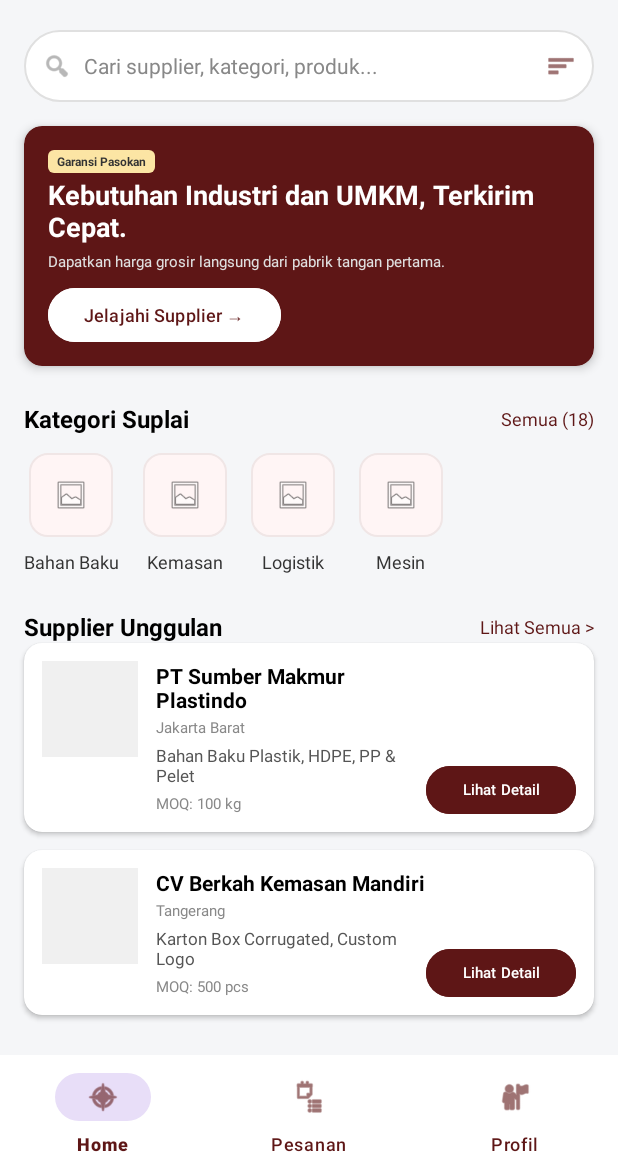
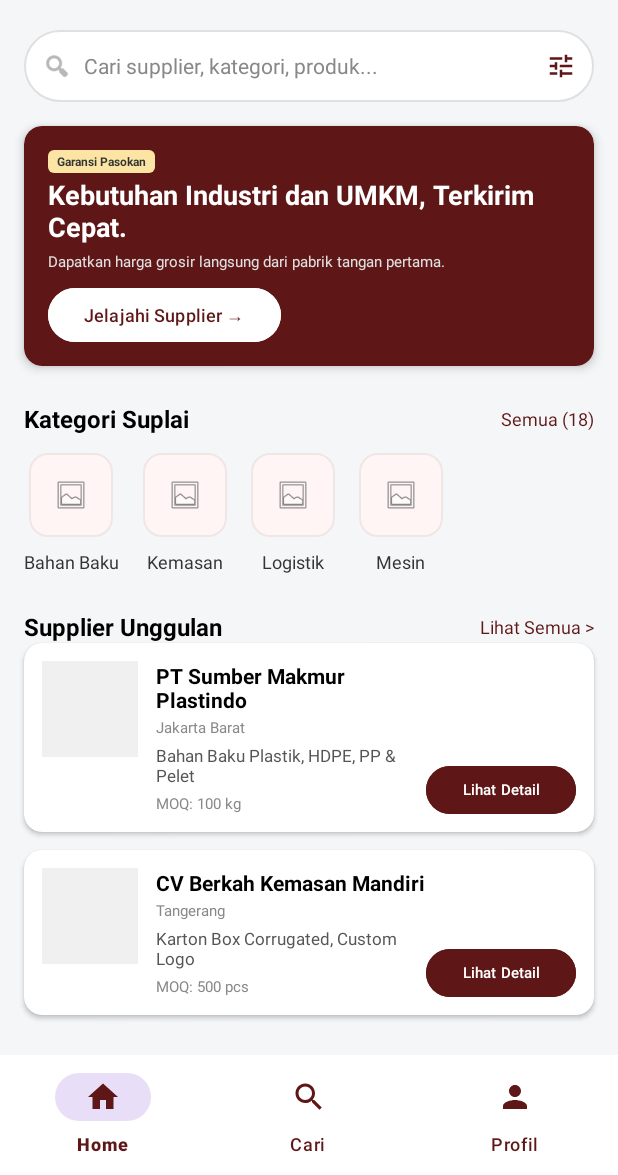
Before and after one commit to jeanebaebae/Suplaihub, an Android app: the MainActivity screen opened directly, with no data from a screen before it, on a phone screen of 412 x 824 dp, the part 61-1236 px from its top. Run offline under Robolectric (Android 15) with nearby library versions, the phone set to English and light mode, and no system bars.

Commit message:
Changed some icons being the wrong icon

```diff
--- /dev/null
+++ b/Android/app/src/main/res/drawable/ic_home.xml
@@ -0,0 +1,20 @@
+<!--
+  ~ Copyright (C) 2026 The Android Open Source Project
+  ~
+  ~ Licensed under the Apache License, Version 2.0 (the "License");
+  ~ you may not use this file except in compliance with the License.
+  ~ You may obtain a copy of the License at
+  ~
+  ~      http://www.apache.org/licenses/LICENSE-2.0
+  ~
+  ~ Unless required by applicable law or agreed to in writing, software
+  ~ distributed under the License is distributed on an "AS IS" BASIS,
+  ~ WITHOUT WARRANTIES OR CONDITIONS OF ANY KIND, either express or implied.
+  ~ See the License for the specific language governing permissions and
+  ~ limitations under the License.
+  -->
+<vector xmlns:android="http://schemas.android.com/apk/res/android" android:height="24dp" android:tint="#000000" android:viewportHeight="24" android:viewportWidth="24" android:width="24dp">
+
+    <path android:fillColor="@android:color/white" android:pathData="M10,20v-6h4v6h5v-8h3L12,3 2,12h3v8z"/>
+
+</vector>
--- /dev/null
+++ b/Android/app/src/main/res/drawable/ic_profile.xml
@@ -0,0 +1,20 @@
+<!--
+  ~ Copyright (C) 2026 The Android Open Source Project
+  ~
+  ~ Licensed under the Apache License, Version 2.0 (the "License");
+  ~ you may not use this file except in compliance with the License.
+  ~ You may obtain a copy of the License at
+  ~
+  ~      http://www.apache.org/licenses/LICENSE-2.0
+  ~
+  ~ Unless required by applicable law or agreed to in writing, software
+  ~ distributed under the License is distributed on an "AS IS" BASIS,
+  ~ WITHOUT WARRANTIES OR CONDITIONS OF ANY KIND, either express or implied.
+  ~ See the License for the specific language governing permissions and
+  ~ limitations under the License.
+  -->
+<vector xmlns:android="http://schemas.android.com/apk/res/android" android:height="24dp" android:tint="#000000" android:viewportHeight="24" android:viewportWidth="24" android:width="24dp">
+
+    <path android:fillColor="@android:color/white" android:pathData="M12,12c2.21,0 4,-1.79 4,-4s-1.79,-4 -4,-4 -4,1.79 -4,4 1.79,4 4,4zM12,14c-2.67,0 -8,1.34 -8,4v2h16v-2c0,-2.66 -5.33,-4 -8,-4z"/>
+
+</vector>
--- /dev/null
+++ b/Android/app/src/main/res/drawable/ic_search.xml
@@ -0,0 +1,20 @@
+<!--
+  ~ Copyright (C) 2026 The Android Open Source Project
+  ~
+  ~ Licensed under the Apache License, Version 2.0 (the "License");
+  ~ you may not use this file except in compliance with the License.
+  ~ You may obtain a copy of the License at
+  ~
+  ~      http://www.apache.org/licenses/LICENSE-2.0
+  ~
+  ~ Unless required by applicable law or agreed to in writing, software
+  ~ distributed under the License is distributed on an "AS IS" BASIS,
+  ~ WITHOUT WARRANTIES OR CONDITIONS OF ANY KIND, either express or implied.
+  ~ See the License for the specific language governing permissions and
+  ~ limitations under the License.
+  -->
+<vector xmlns:android="http://schemas.android.com/apk/res/android" android:height="24dp" android:tint="#000000" android:viewportHeight="24" android:viewportWidth="24" android:width="24dp">
+
+    <path android:fillColor="@android:color/white" android:pathData="M15.5,14h-0.79l-0.28,-0.27C15.41,12.59 16,11.11 16,9.5 16,5.91 13.09,3 9.5,3S3,5.91 3,9.5 5.91,16 9.5,16c1.61,0 3.09,-0.59 4.23,-1.57l0.27,0.28v0.79l5,4.99L20.49,19l-4.99,-5zM9.5,14C7.01,14 5,11.99 5,9.5S7.01,5 9.5,5 14,7.01 14,9.5 11.99,14 9.5,14z"/>
+
+</vector>
--- /dev/null
+++ b/Android/app/src/main/res/drawable/tune_24.xml
@@ -0,0 +1,9 @@
+<vector xmlns:android="http://schemas.android.com/apk/res/android"
+    android:width="24dp"
+    android:height="24dp"
+    android:viewportWidth="24"
+    android:viewportHeight="24">
+  <path
+      android:pathData="M11,21L11,15h2v2h8v2L13,19v2L11,21ZM3,19L3,17L9,17v2L3,19ZM7,15L7,13L3,13L3,11L7,11L7,9L9,9v6L7,15ZM11,13L11,11L21,11v2L11,13ZM15,9L15,3h2L17,5h4L21,7L17,7L17,9L15,9ZM3,7L3,5L13,5L13,7L3,7Z"
+      android:fillColor="#e3e3e3"/>
+</vector>
--- a/Android/app/src/main/res/layout/activity_main.xml
+++ b/Android/app/src/main/res/layout/activity_main.xml
@@ -43,7 +43,7 @@
                 app:tint="@color/maroon_bg" />
         </LinearLayout>
 
-        <!-- Icon Notifikasi (Placeholder) -->
+        <!-- Icon Keranjang (Placeholder) -->
         <ImageView
             android:layout_width="24dp"
             android:layout_height="24dp"
@@ -82,7 +82,7 @@
         <ImageView
             android:layout_width="20dp"
             android:layout_height="20dp"
-            android:src="@android:drawable/ic_menu_sort_by_size"
+            android:src="@drawable/tune_24"
             app:tint="@color/maroon_bg" />
     </LinearLayout>
 
--- a/Android/app/src/main/res/menu/bottom_nav_menu.xml
+++ b/Android/app/src/main/res/menu/bottom_nav_menu.xml
@@ -2,14 +2,14 @@
 <menu xmlns:android="http://schemas.android.com/apk/res/android">
     <item
         android:id="@+id/nav_home"
-        android:icon="@android:drawable/ic_menu_compass"
+        android:icon="@drawable/ic_home"
         android:title="Home" />
     <item
         android:id="@+id/nav_pesanan"
-        android:icon="@android:drawable/ic_menu_agenda"
-        android:title="Pesanan" />
+        android:icon="@drawable/ic_search"
+        android:title="Cari" />
     <item
         android:id="@+id/nav_profil"
-        android:icon="@android:drawable/ic_menu_myplaces"
+        android:icon="@drawable/ic_profile"
         android:title="Profil" />
 </menu>
```
